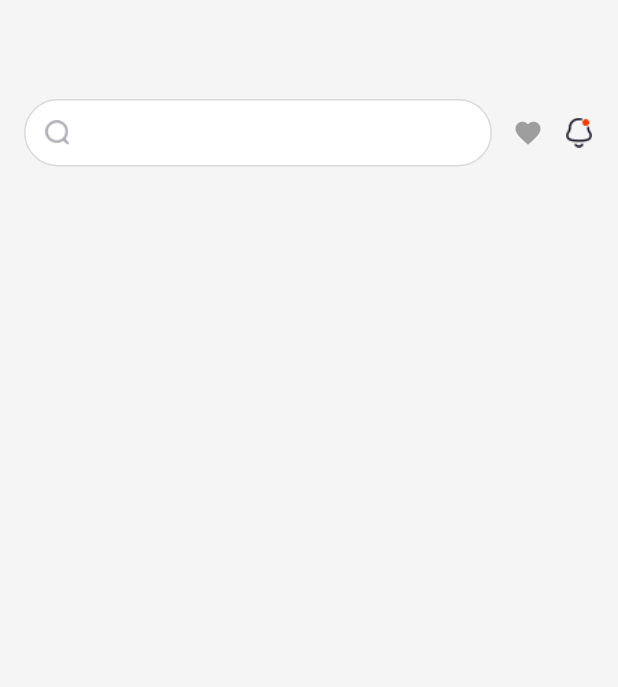
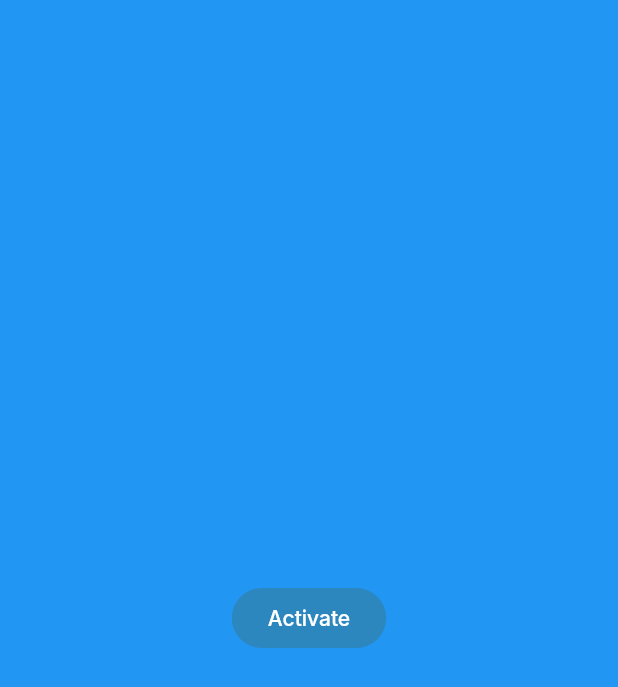
Before and after one commit to Avwerosuoghene/Rzume, a Flutter app: the screen it shows after launch, after a tap on "Get Started", on a phone screen of 412 x 824 dp. Shown: the top 687 px of the screen. Run offline on Flutter 3.47's test engine with Material 2 defaults, Android fonts, the phone set to English and light mode, and no system bars; our stand-ins replace google_fonts.

Commit message:
adds layout animation

```diff
--- a/lib/main.dart
+++ b/lib/main.dart
@@ -1,12 +1,12 @@
 import 'package:flutter/material.dart';
-import 'package:rzume/main-routes.dart';
+import 'package:rzume/main_routes.dart';
 import 'package:rzume/screens/auth/auth-routes.dart';
 import 'package:rzume/screens/auth/signup/signupscreen.dart';
 
 import 'package:rzume/screens/start/splash.dart';
 import 'package:rzume/screens/start/startscreen.dart';
-import 'package:rzume/screens/utility/otp-verificationscreen.dart';
-import 'package:rzume/widgets/start-control.dart';
+import 'package:rzume/screens/utility/otp_verificationscreen.dart';
+import 'package:rzume/widgets/start_control.dart';
 import 'package:rzume/widgets/theme.dart';
 
 void main() {
--- a/lib/main-routes.dart
+++ b/lib/main_routes.dart
@@ -1,9 +1,10 @@
 import 'package:rzume/screens/auth/auth-routes.dart';
-import 'package:rzume/screens/home/homepagescreen.dart';
+import 'package:rzume/screens/home/landingpagescreen.dart';
 import 'package:rzume/screens/start/splash.dart';
 import 'package:rzume/screens/start/startscreen.dart';
-import 'package:rzume/screens/utility/otp-verificationscreen.dart';
-import 'package:rzume/widgets/start-control.dart';
+import 'package:rzume/screens/utility/otp_verificationscreen.dart';
+import 'package:rzume/widgets/home_layout.dart';
+import 'package:rzume/widgets/start_control.dart';
 
 final routes = {
   '/': (context) => const StartControl(),
@@ -11,5 +12,5 @@ final routes = {
   '/start': (context) => const StartScreen(),
   ...authRoutes,
   '/otp-verification': (context) => const OtpVerificationScreen(),
-  '/home': (context) => const HomePageScreen()
+  '/home': (context) => const HomePageLayout()
 };
--- a/lib/screens/auth/password-reset/create-passwordscreen.dart
+++ b/lib/screens/auth/password-reset/create-passwordscreen.dart
@@ -1,8 +1,8 @@
 import 'package:flutter/material.dart';
 import 'package:rzume/model/data.dart';
-import 'package:rzume/ui/cus-filled-button.dart';
+import 'package:rzume/ui/cus_filled_button.dart';
 import 'package:rzume/ui/custom_form_field.dart';
-import 'package:rzume/ui/success-dialog.dart';
+import 'package:rzume/ui/success_dialog.dart';
 import 'package:rzume/widgets/auth-page-layout.dart';
 
 import '../../../model/misc-type.dart';
--- a/lib/screens/auth/password-reset/password-resetscreen.dart
+++ b/lib/screens/auth/password-reset/password-resetscreen.dart
@@ -2,7 +2,7 @@ import 'package:flutter/material.dart';
 import 'package:rzume/model/data.dart';
 import 'package:rzume/model/misc-type.dart';
 import 'package:rzume/model/widgets-arguments.dart';
-import 'package:rzume/ui/cus-filled-button.dart';
+import 'package:rzume/ui/cus_filled_button.dart';
 import 'package:rzume/ui/custom_form_field.dart';
 import 'package:rzume/widgets/auth-page-layout.dart';
 
--- a/lib/screens/auth/signin/signinscreen.dart
+++ b/lib/screens/auth/signin/signinscreen.dart
@@ -3,7 +3,7 @@ import 'package:rzume/model/enums.dart';
 import 'package:rzume/ui/cus_outline-button.dart';
 import 'package:rzume/widgets/auth-page-layout.dart';
 
-import '../../../widgets/custom-form.dart';
+import '../../../widgets/custom_form.dart';
 
 class SigninScreen extends StatelessWidget {
   const SigninScreen({super.key});
--- a/lib/screens/auth/signup/signupscreen.dart
+++ b/lib/screens/auth/signup/signupscreen.dart
@@ -3,7 +3,7 @@ import 'package:rzume/model/enums.dart';
 import 'package:rzume/widgets/auth-page-layout.dart';
 
 import '../../../ui/cus_outline-button.dart';
-import '../../../widgets/custom-form.dart';
+import '../../../widgets/custom_form.dart';
 
 class SignUpScreen extends StatefulWidget {
   SignUpScreen({super.key});
--- a/lib/screens/auth/signup/verifiedscreen.dart
+++ b/lib/screens/auth/signup/verifiedscreen.dart
@@ -1,5 +1,5 @@
 import 'package:flutter/material.dart';
-import 'package:rzume/ui/cus-filled-button.dart';
+import 'package:rzume/ui/cus_filled_button.dart';
 import 'package:rzume/widgets/auth-page-layout.dart';
 
 class VerifiedScreen extends StatelessWidget {
--- a/lib/screens/home/homepagescreen.dart
+++ b/lib/screens/home/landingpagescreen.dart
@@ -7,16 +7,16 @@ import '../../ui/custom_form_field.dart';
 import '../../widgets/bell_icon.dart';
 import '../../widgets/favorite_button.dart';
 
-class HomePageScreen extends StatefulWidget {
-  const HomePageScreen({super.key});
+class LandingPageScreen extends StatefulWidget {
+  const LandingPageScreen({super.key});
 
   @override
-  State<HomePageScreen> createState() {
-    return _HomePageScreen();
+  State<LandingPageScreen> createState() {
+    return _LandingPageScreen();
   }
 }
 
-class _HomePageScreen extends State<HomePageScreen>
+class _LandingPageScreen extends State<LandingPageScreen>
     with TickerProviderStateMixin {
   late final AnimationController _controller = AnimationController(
     duration: const Duration(seconds: 5),
--- a/lib/screens/start/startscreen.dart
+++ b/lib/screens/start/startscreen.dart
@@ -1,10 +1,10 @@
 import 'package:flutter/material.dart';
-import 'package:rzume/ui/cus-filled-button.dart';
+import 'package:rzume/ui/cus_filled_button.dart';
 import '../../model/data.dart';
-import '../../ui/progress-bar.dart';
+import '../../ui/progress_bar.dart';
 import '../../widgets/horizontal-list.dart';
 import '../../widgets/loader.dart';
-import '../../widgets/start-screen-message.dart';
+import '../../widgets/start_screen_message.dart';
 
 class StartScreen extends StatefulWidget {
   const StartScreen({super.key});
--- a/lib/widgets/bell_icon.dart
+++ b/lib/widgets/bell_icon.dart
@@ -54,6 +54,12 @@ class _BellIcon extends State<BellIcon> with TickerProviderStateMixin {
     bellNotifier();
   }
 
+  @override
+  void dispose() {
+    super.dispose();
+    _controller.dispose();
+  }
+
   bellNotifier() {
     counter = 5;
 
--- a/lib/widgets/custom-form.dart
+++ b/lib/widgets/custom_form.dart
@@ -3,7 +3,7 @@ import 'package:rzume/model/data.dart';
 import 'package:rzume/model/enums.dart';
 import 'package:rzume/model/misc-type.dart';
 import 'package:rzume/model/widgets-arguments.dart';
-import 'package:rzume/ui/cus-filled-button.dart';
+import 'package:rzume/ui/cus_filled_button.dart';
 
 import '../ui/custom_form_field.dart';
 
--- a/lib/widgets/favorite_button.dart
+++ b/lib/widgets/favorite_button.dart
@@ -31,7 +31,6 @@ class _FavoriteButton extends State<FavoriteButton>
   }
 
   @override
-  @override
   void dispose() {
     super.dispose();
     _controller.dispose();
--- /dev/null
+++ b/lib/widgets/home_layout.dart
@@ -0,0 +1,166 @@
+import 'dart:ui';
+
+import 'package:flutter/material.dart';
+
+class HomePageLayout extends StatefulWidget {
+  @override
+  const HomePageLayout({super.key});
+
+  @override
+  State<HomePageLayout> createState() => _HomePageLayoutState();
+}
+
+class _HomePageLayoutState extends State<HomePageLayout>
+    with TickerProviderStateMixin {
+  late final AnimationController _controller;
+  late final Animation<double> positionAnimation;
+  late final Animation<double> positionAnimation2;
+  late final Tween<double> positionTween;
+  late final Animation<double> opacityAnimation;
+  final animationDuration = const Duration(milliseconds: 500);
+  bool showOverlay = false;
+  final double aspectRatio =
+      WidgetsBinding.instance.platformDispatcher.views.first.devicePixelRatio;
+  Size screenSize =
+      WidgetsBinding.instance.platformDispatcher.views.first.physicalSize;
+  late double screenHeight;
+  double drawerHeight = 200;
+  late final Animation<double> activePositionAnimation;
+  @override
+  void initState() {
+    _controller = AnimationController(
+      duration: animationDuration,
+      vsync: this,
+    );
+
+    screenHeight = screenSize.height / aspectRatio;
+    print('screen height is + ${screenHeight}');
+    positionTween = Tween(begin: screenHeight, end: screenHeight - 200);
+    positionAnimation = positionTween.animate(_controller);
+    activePositionAnimation = positionAnimation;
+
+    positionAnimation2 =
+        Tween<double>(begin: screenHeight - 200, end: screenHeight - 400)
+            .animate(_controller);
+
+    opacityAnimation = Tween<double>(begin: 0, end: 1).animate(_controller);
+  }
+
+  @override
+  void dispose() {
+    super.dispose();
+    _controller.dispose();
+  }
+
+  toggleDrawer() {
+    print('xxxxxxxxxxxxx');
+    print('toggle activated');
+    hideOverlay();
+    showDrawer();
+  }
+
+  void hideOverlay() {
+    if (showOverlay == true) {
+      setState(() {
+        showOverlay = false;
+      });
+    } else {
+      setState(() {
+        showOverlay = true;
+      });
+    }
+  }
+
+  void showDrawer() {
+    print(_controller.status);
+    if (_controller.status == AnimationStatus.dismissed) {
+      // If animation is at the start, play it forward
+      _controller.forward();
+    } else {
+      // If animation is ongoing, reverse it
+      _controller.reverse();
+    }
+  }
+
+  void expandDrawer() {
+    // print('xccxxcxcxcxcxcxcxcxcx');
+    // positionTween
+    //   ..begin = screenHeight - 200
+    //   ..end = screenHeight - 400;
+
+    // // _controller.reset();
+    // positionAnimation = positionTween.animate(_controller);
+    setState(() {
+      drawerHeight = 400;
+      activePositionAnimation = positionAnimation2;
+    });
+
+    // _controller.forward();
+  }
+
+  @override
+  Widget build(BuildContext context) {
+    OverlayEntry? _overlayEntry;
+
+    return Stack(
+      children: <Widget>[
+        Container(
+            width: MediaQuery.of(context).size.width,
+            height: MediaQuery.of(context).size.height,
+            color: Colors.blue, // Set your desired background color
+            child: Center(
+              child: FilledButton(
+                  onPressed: toggleDrawer, child: Text('Activate')),
+            )),
+        // if (showOverlay)
+        //   GestureDetector(
+        //     onTap: toggleDrawer,
+        //     onTap: (){
+        //  if (_controller.isDismissed) {
+        // hideOverlay();
+        // }},
+        //     child: AnimatedBuilder(
+        //       animation: _controller,
+        //       builder: (context, child) => Opacity(
+        //         opacity: opacityAnimation.value,
+        //         child: BackdropFilter(
+        //           filter: ImageFilter.blur(sigmaX: 2, sigmaY: 2),
+        //           child: Container(
+        //             color: Colors.black.withOpacity(0.5),
+        //             child: Center(
+        //               child: SizedBox(width: 10, height: 10),
+        //             ),
+        //           ),
+        //         ),
+        //       ),
+        //     ),
+        //   ),
+        AnimatedBuilder(
+          animation: _controller,
+          builder: (context, child) => Transform.translate(
+            offset: Offset(0, activePositionAnimation.value),
+            child: Opacity(
+              opacity: opacityAnimation.value,
+              child: Container(
+                  decoration: const BoxDecoration(
+                      borderRadius: BorderRadius.only(
+                          topLeft: Radius.circular(20),
+                          topRight: Radius.circular(20)),
+                      color: Colors.red),
+                  width: MediaQuery.of(context).size.width,
+                  height: drawerHeight, // Set your desired background color
+                  child: Center(
+                    child: ElevatedButton(
+                        onPressed: expandDrawer, child: Text('Expand')),
+                  )),
+            ),
+          ),
+        ),
+        // Positioned(
+        //   bottom: 0,
+        //   child:
+        // ),
+      ],
+    );
+  }
+}
```
Also changed, not shown: lib/screens/utility/otp_verificationscreen.dart (renamed from lib/screens/utility/otp-verificationscreen.dart, +17 -16 lines), lib/ui/cus_filled_button.dart (renamed from lib/ui/cus-filled-button.dart), lib/ui/progress_bar.dart (renamed from lib/ui/progress-bar.dart), lib/ui/success_dialog.dart (renamed from lib/ui/success-dialog.dart), lib/widgets/counter_notifier.dart (renamed from lib/widgets/counter-notifier.dart), lib/widgets/start_control.dart (renamed from lib/widgets/start-control.dart), lib/widgets/start_screen_message.dart (renamed from lib/widgets/start-screen-message.dart).
